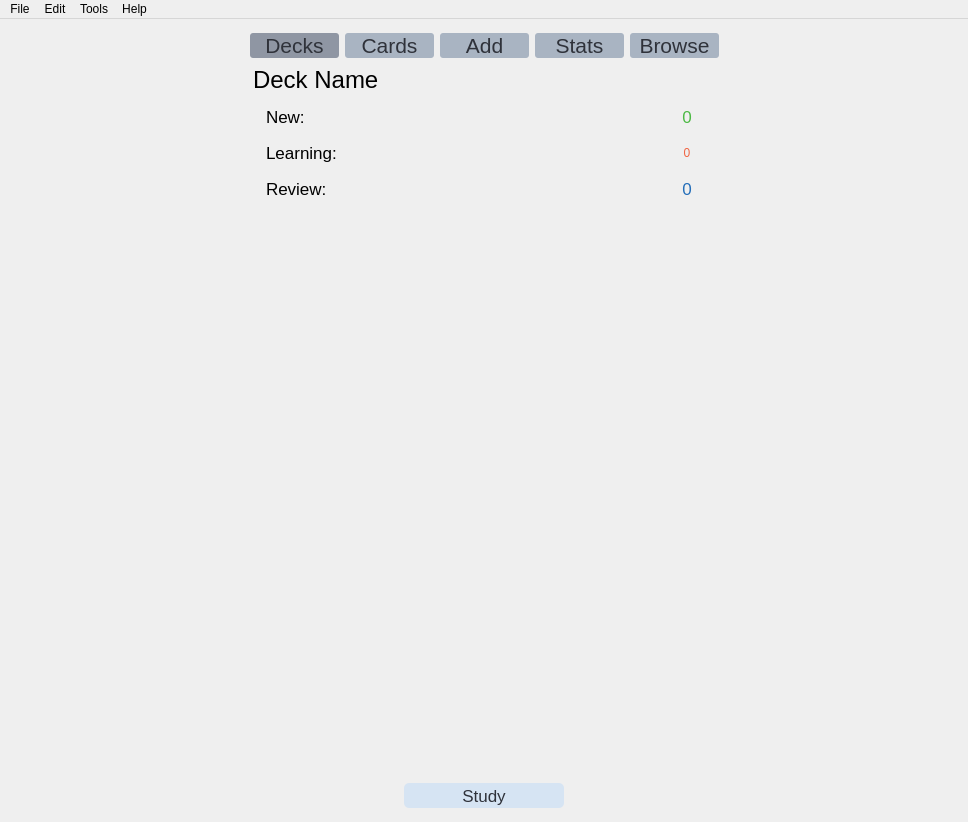
Above: deckselected.ui from Drewfett/FlashcardsNEA before the change. Below: the same form after it.
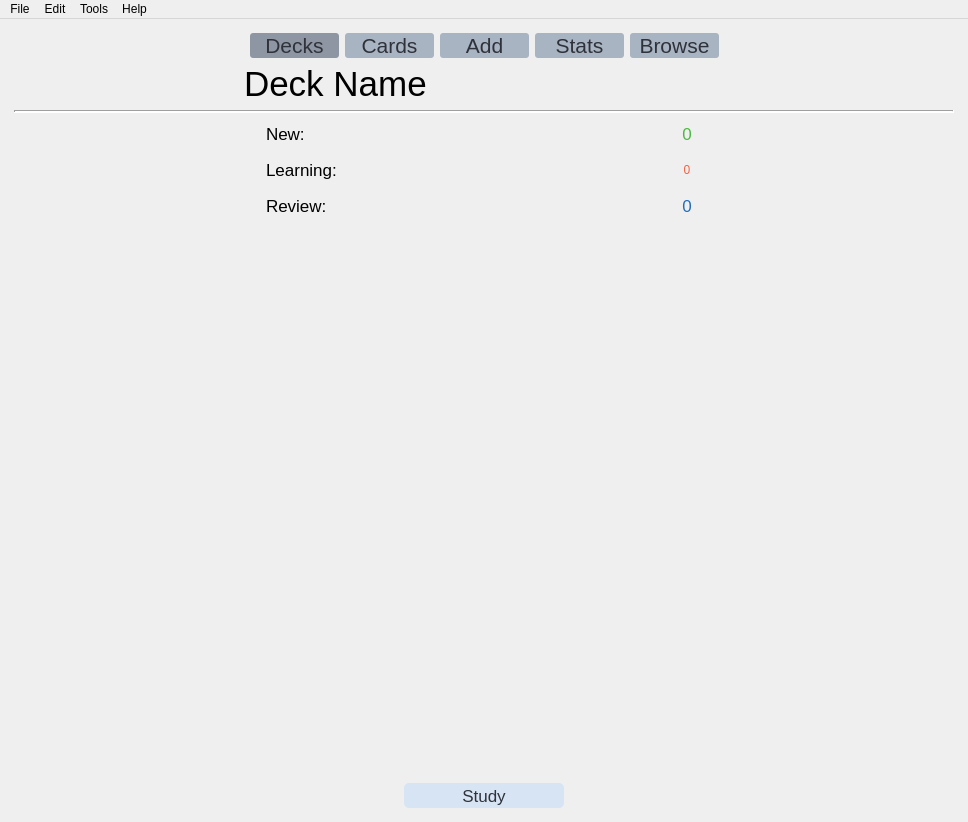
That is the form after the change. Icons and pictures are not drawn.

What changed in the file:
```diff
--- a/deckselected.ui
+++ b/deckselected.ui
@@ -271,11 +271,25 @@
           <property name="minimumSize">
            <size>
             <width>420</width>
-            <height>32</height>
+            <height>30</height>
            </size>
           </property>
+          <property name="maximumSize">
+           <size>
+            <width>16777215</width>
+            <height>16777215</height>
+           </size>
+          </property>
+          <property name="font">
+           <font>
+            <pointsize>26</pointsize>
+            <weight>50</weight>
+            <italic>false</italic>
+            <bold>false</bold>
+           </font>
+          </property>
           <property name="styleSheet">
-           <string notr="true">font: 18pt;</string>
+           <string notr="true"/>
           </property>
           <property name="text">
            <string>Deck Name</string>
@@ -287,10 +301,16 @@
         </item>
         <item>
          <widget class="QPushButton" name="deckoptionsbutton">
+          <property name="sizePolicy">
+           <sizepolicy hsizetype="MinimumExpanding" vsizetype="Minimum">
+            <horstretch>0</horstretch>
+            <verstretch>0</verstretch>
+           </sizepolicy>
+          </property>
           <property name="maximumSize">
            <size>
-            <width>40</width>
-            <height>40</height>
+            <width>50</width>
+            <height>50</height>
            </size>
           </property>
           <property name="styleSheet">
@@ -344,7 +364,17 @@
        </layout>
       </item>
       <item>
-       <layout class="QGridLayout" name="gridLayout">
+       <widget class="Line" name="line">
+        <property name="lineWidth">
+         <number>2</number>
+        </property>
+        <property name="orientation">
+         <enum>Qt::Horizontal</enum>
+        </property>
+       </widget>
+      </item>
+      <item>
+       <layout class="QGridLayout" name="countslayout">
         <item row="2" column="2">
          <widget class="QLabel" name="reviewcount">
           <property name="minimumSize">
@@ -419,7 +449,7 @@
          </widget>
         </item>
         <item row="1" column="1">
-         <widget class="QLabel" name="learning">
+         <widget class="QLabel" name="learninglabel">
           <property name="sizePolicy">
            <sizepolicy hsizetype="Preferred" vsizetype="Minimum">
             <horstretch>0</horstretch>
@@ -452,7 +482,7 @@
          </widget>
         </item>
         <item row="2" column="1">
-         <widget class="QLabel" name="review">
+         <widget class="QLabel" name="reviewlabel">
           <property name="sizePolicy">
            <sizepolicy hsizetype="Preferred" vsizetype="Minimum">
             <horstretch>0</horstretch>
@@ -519,7 +549,7 @@
          </widget>
         </item>
         <item row="0" column="1">
-         <widget class="QLabel" name="new_2">
+         <widget class="QLabel" name="newlabel">
           <property name="sizePolicy">
            <sizepolicy hsizetype="Preferred" vsizetype="Minimum">
             <horstretch>0</horstretch>
```
